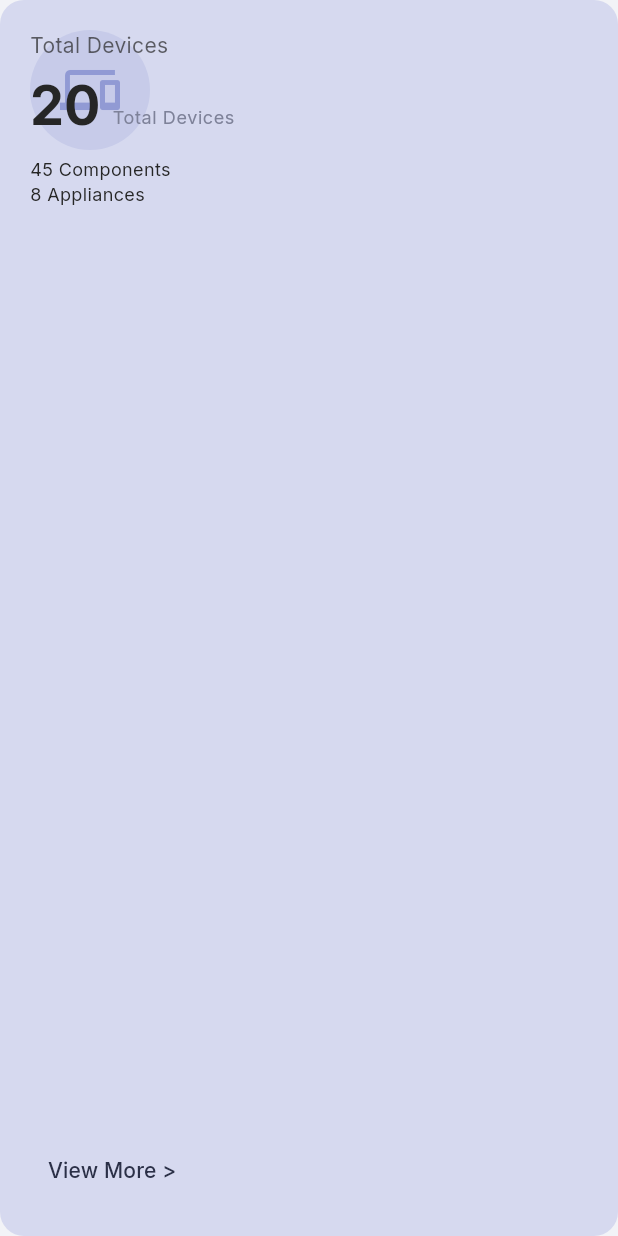
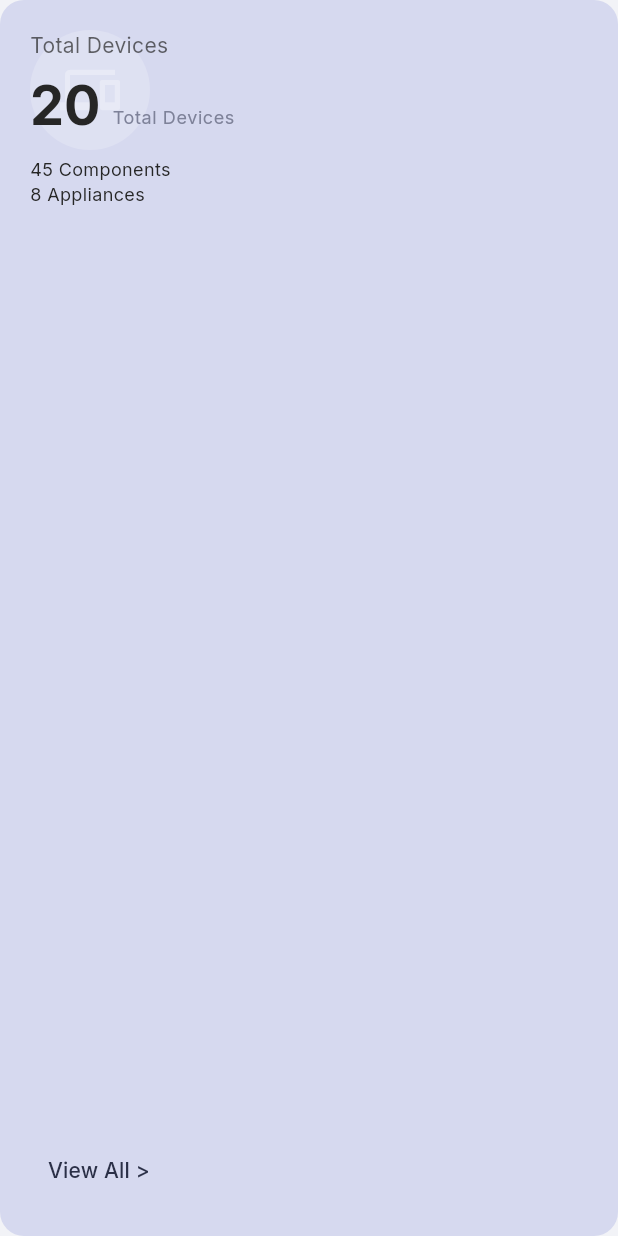
Before and after one commit to hariharan-git1/webhostrax, a Flutter app: the StatCard widget shown alone on an empty page, opened directly, on a phone screen of 412 x 824 dp. Run offline on Flutter 3.47's test engine with Material 3 defaults, Android fonts, the phone set to English and light mode, and no system bars; our stand-ins replace fl_chart, google_fonts.

Commit message:
Revert stat card styling to match user image

```diff
--- a/lib/screens/dashboard_screen.dart
+++ b/lib/screens/dashboard_screen.dart
@@ -39,8 +39,7 @@ class DashboardScreen extends StatelessWidget {
                           builder: (context, constraints) {
                              double width = constraints.maxWidth;
                              int crossAxisCount = width > 1200 ? 4 : (width > 800 ? 2 : 1);
-                             // Reduced height by increasing aspect ratio
-                             double aspectRatio = width > 1200 ? 1.8 : 1.6;
+                             double aspectRatio = width > 1200 ? 1.65 : 1.5;
 
                              return GridView.count(
                                crossAxisCount: crossAxisCount,
@@ -55,13 +54,13 @@ class DashboardScreen extends StatelessWidget {
                                    value: '20',
                                    subtitle: 'Total Devices',
                                    backgroundColor: AppTheme.cardPurple,
-                                   iconColor: const Color(0xFF3F51B5), // Darker Indigo
+                                   iconColor: Colors.white,
                                    backgroundIcon: Icons.devices,
                                    stats: const [
                                      Text('45 Components', style: TextStyle(fontSize: 12)),
                                      Text('8 Appliances', style: TextStyle(fontSize: 12)),
                                    ],
-                                   trailing: TextButton(onPressed: (){}, child: const Text('View More >')),
+                                   trailing: TextButton(onPressed: (){}, child: const Text('View All >')),
                                  ),
                                  const StatCard(
                                    title: 'System Integrators',
@@ -69,7 +68,7 @@ class DashboardScreen extends StatelessWidget {
                                    subtitle: 'Total',
                                    backgroundColor: AppTheme.cardCream,
                                    backgroundIcon: Icons.settings_input_component,
-                                   iconColor: Color(0xFFE65100), // Darker Orange
+                                   iconColor: Colors.white,
                                    stats: [
                                      Text('237 Customers', style: TextStyle(fontSize: 12)),
                                      Text('10 Devices', style: TextStyle(fontSize: 12)),
@@ -81,14 +80,14 @@ class DashboardScreen extends StatelessWidget {
                                    subtitle: 'Customers',
                                    backgroundColor: AppTheme.cardYellow,
                                    backgroundIcon: Icons.people_outline,
-                                   iconColor: const Color(0xFFFBC02D), // Darker Yellow
+                                   iconColor: Colors.white,
                                    stats: const [
                                      Text('20 Devices', style: TextStyle(fontSize: 12)),
                                    ],
                                     trailing: TextButton(
                                       onPressed: (){},
                                       style: TextButton.styleFrom(backgroundColor: Colors.white.withValues(alpha: 0.5)),
-                                      child: const Text('View More', style: TextStyle(fontSize: 10))
+                                      child: const Text('View All', style: TextStyle(fontSize: 10))
                                     ),
                                  ),
                                  const StatCard(
@@ -97,7 +96,7 @@ class DashboardScreen extends StatelessWidget {
                                    subtitle: 'Vendors',
                                    backgroundColor: AppTheme.cardBlue,
                                    backgroundIcon: Icons.store_mall_directory_outlined,
-                                   iconColor: Color(0xFF1565C0), // Darker Blue
+                                   iconColor: Colors.white,
                                    stats: [
                                       Text('5 Devices', style: TextStyle(fontSize: 12)),
                                     ],
--- a/lib/widgets/stat_card.dart
+++ b/lib/widgets/stat_card.dart
@@ -39,11 +39,11 @@ class StatCard extends StatelessWidget {
               width: 80,
               height: 80,
               decoration: BoxDecoration(
-                 color: (iconColor ?? Colors.white).withOpacity(0.1),
+                 color: Colors.white.withOpacity(0.2),
                  shape: BoxShape.circle,
               ),
               child: iconColor != null && backgroundIcon != null
-                  ? Icon(backgroundIcon, color: iconColor!.withOpacity(0.4), size: 40)
+                  ? Icon(backgroundIcon, color: (iconColor ?? Colors.white).withOpacity(0.3), size: 40)
                   : null,
             ),
           ),
```
